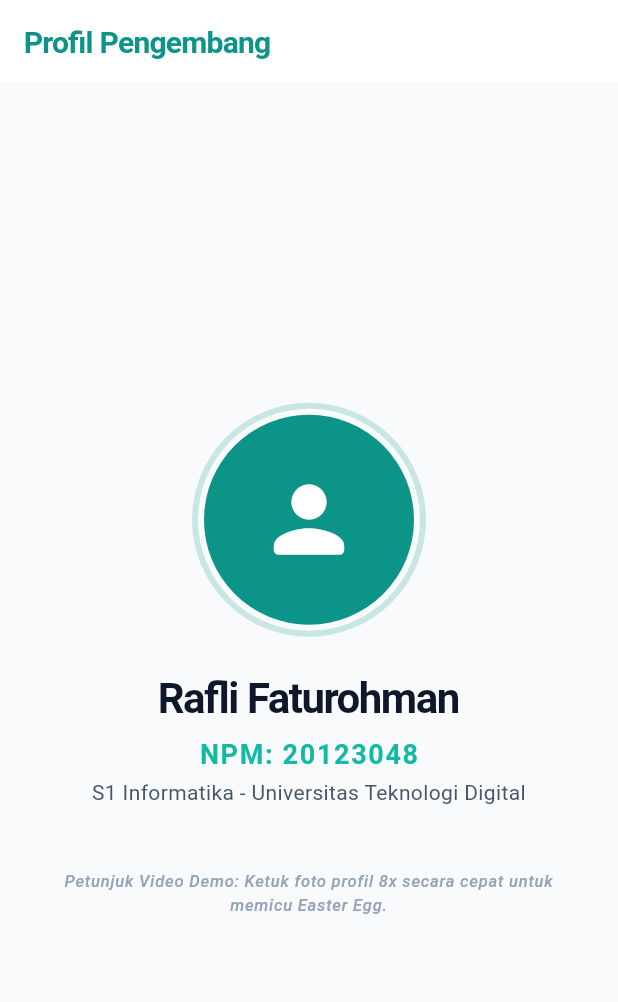
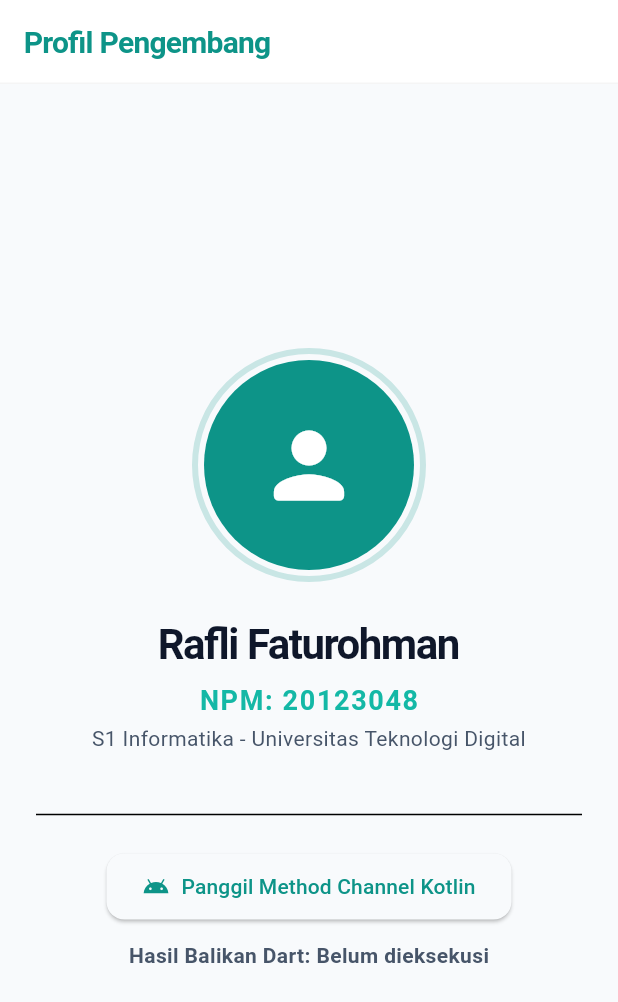
Before and after one commit to RafliFtrohman31/EAS-MPL, a Flutter app: the ProfilePage screen opened by its route, on a phone screen of 412 x 824 dp. Shown: the top 1002 px of the screen. Run offline on Flutter 3.47's test engine with Material 3 defaults, Android fonts, the phone set to English and light mode, and no system bars; our stand-ins replace dio, flutter_bloc, get_it, go_router, isar, lottie; accounts and stored records are empty; generated files the repository leaves out were written again; network calls fail.

```diff
--- a/analysis_options.yaml
+++ b/analysis_options.yaml
@@ -8,6 +8,11 @@
 # The following line activates a set of recommended lints for Flutter apps,
 # packages, and plugins designed to encourage good coding practices.
 include: package:flutter_lints/flutter.yaml
+
+# 🛠️ TAMBAHKAN BLOK INI UNTUK MENYEMBUNYIKAN WARNING FILE GENERATOR
+analyzer:
+  exclude:
+    - "**/*.g.dart"
 
 linter:
   # The lint rules applied to this project can be customized in the
--- a/lib/core/routing/app_router.dart
+++ b/lib/core/routing/app_router.dart
@@ -3,7 +3,7 @@ import 'package:go_router/go_router.dart';
 import 'package:uas_mobile_lanjut/core/di/injection.dart';
 import 'package:uas_mobile_lanjut/features/home/presentation/cubit/news_cubit.dart';
 import 'package:uas_mobile_lanjut/features/home/presentation/pages/home_page.dart';
-import 'package:uas_mobile_lanjut/features/settings/presentation/pages/profile_page.dart'; // Impor Halaman Profil
+import 'package:uas_mobile_lanjut/features/settings/presentation/pages/profile_page.dart';
 
 class AppRouter {
   AppRouter._();
@@ -14,11 +14,10 @@ class AppRouter {
       GoRoute(
         path: '/',
         builder: (context, state) => BlocProvider(
-          create: (context) => locator<NewsCubit>(),
+          create: (context) => locator<NewsCubit>()..loadNewsPortal(), // Menginisialisasi data berita secara otomatis
           child: const HomePage(),
         ),
       ),
-      // Tambahkan route khusus ke halaman profil untuk pemanggilan navigasi UI
       GoRoute(
         path: '/profile',
         builder: (context, state) => const ProfilePage(),
--- a/lib/features/settings/presentation/pages/profile_page.dart
+++ b/lib/features/settings/presentation/pages/profile_page.dart
@@ -1,5 +1,6 @@
 import 'dart:async';
 import 'package:flutter/material.dart';
+import 'package:flutter/services.dart'; // WAJIB IMPORT INI UNTUK METHOD CHANNEL
 import 'package:lottie/lottie.dart';
 
 class ProfilePage extends StatefulWidget {
@@ -10,55 +11,54 @@ class ProfilePage extends StatefulWidget {
 }
 
 class _ProfilePageState extends State<ProfilePage> {
-  // Variabel untuk melacak jumlah ketukan (Tantangan Anti-AI)
   int _clickCount = 0;
   bool _showEasterEgg = false;
   Timer? _debounceTimer;
-
-  // Target klik berdasarkan digit terakhir NPM Rafli (20123048 -> 8)
   static const int _targetClicks = 8;
 
+  // 🔌 Inisialisasi Method Channel dengan nama identifier yang sama dengan Kotlin
+  static const _platform = MethodChannel('uas.mobile.lanjut/npm_channel');
+  String _nativeResult = "Belum dieksekusi";
+
+  // Fungsi asynchronous untuk mengirim data ke Kotlin
+  Future<void> _invokeNativeReverseNPM() async {
+    try {
+      // Mengirim data String NPM ke Kotlin dan menunggu respon balikan
+      final String result = await _platform.invokeMethod('reverseNPM', {
+        'npm': '20123048',
+      });
+
+      setState(() {
+        _nativeResult = result;
+      });
+    } on PlatformException catch (e) {
+      setState(() {
+        _nativeResult = "Gagal memanggil native: '${e.message}'.";
+      });
+    }
+  }
+
   void _onProfileImageTapped() {
-    // Jika animasi sedang berjalan, abaikan klik baru
     if (_showEasterEgg) return;
+    setState(() { _clickCount++; });
 
-    setState(() {
-      _clickCount++;
-    });
-
-    // Reset hitungan jika user terlalu lama menjeda ketukan (lebih dari 1.5 detik)
     _debounceTimer?.cancel();
     _debounceTimer = Timer(const Duration(milliseconds: 1500), () {
       if (mounted && _clickCount < _targetClicks) {
-        setState(() {
-          _clickCount = 0;
-        });
+        setState(() { _clickCount = 0; });
       }
     });
 
-    // Jika ketukan tepat mencapai target 8 kali
     if (_clickCount == _targetClicks) {
       _debounceTimer?.cancel();
       setState(() {
         _showEasterEgg = true;
-        _clickCount = 0; // Reset hitungan
+        _clickCount = 0;
       });
-
-      // Sembunyikan kembali animasi Lottie setelah 3 detik sesuai regulasi EAS
       Timer(const Duration(seconds: 3), () {
-        if (mounted) {
-          setState(() {
-            _showEasterEgg = false;
-          });
-        }
+        if (mounted) { setState(() { _showEasterEgg = false; }); }
       });
     }
-  }
-
-  @override
-  void dispose() {
-    _debounceTimer?.cancel();
-    super.dispose();
   }
 
   @override
@@ -66,96 +66,78 @@ class _ProfilePageState extends State<ProfilePage> {
     final theme = Theme.of(context);
 
     return Scaffold(
-      appBar: AppBar(
-        title: const Text('Profil Pengembang'),
-      ),
+      appBar: AppBar(title: const Text('Profil Pengembang')),
       body: Stack(
         children: [
-          // 1. TAMPILAN UTAMA PROFIL (Style Elegan Modern)
           Center(
             child: Padding(
               padding: const EdgeInsets.all(24.0),
               child: Column(
                 mainAxisAlignment: MainAxisAlignment.center,
                 children: [
-                  // Deteksi Ketukan menggunakan GestureDetector / InkWell pada Foto Profil
                   GestureDetector(
                     onTap: _onProfileImageTapped,
                     child: Stack(
                       alignment: Alignment.center,
                       children: [
-                        // Ring Dekoratif Elegan
                         Container(
                           width: 156,
                           height: 156,
                           decoration: BoxDecoration(
                             shape: BoxShape.circle,
-                            border: Border.all(
-                              color: theme.colorScheme.primary.withValues(alpha: 0.2),
-                              width: 4,
-                            ),
+                            border: Border.all(color: theme.colorScheme.primary.withValues(alpha: 0.2), width: 4),
                           ),
                         ),
-                        // Foto Profil Utama
                         CircleAvatar(
                           radius: 70,
                           backgroundColor: theme.colorScheme.primary,
-                          child: const Icon(
-                            Icons.person_rounded,
-                            size: 70,
-                            color: Colors.white,
-                          ), // Silakan ganti dengan AssetImage/NetworkImage foto Anda
+                          child: const Icon(Icons.person_rounded, size: 70, color: Colors.white),
                         ),
                       ],
                     ),
                   ),
                   const SizedBox(height: 24),
+                  Text('Rafli Faturohman', style: theme.textTheme.headlineLarge),
+                  const SizedBox(height: 8),
+                  Text('NPM: 20123048', style: theme.textTheme.titleLarge?.copyWith(color: theme.colorScheme.secondary, letterSpacing: 1.1)),
+                  const SizedBox(height: 4),
+                  Text('S1 Informatika - Universitas Teknologi Digital', style: theme.textTheme.bodyMedium, textAlign: TextAlign.center),
 
-                  // Detail Informasi Mahasiswa Sesuai Berkas Berkas Kelulusan
-                  Text(
-                    'Rafli Faturohman',
-                    style: theme.textTheme.headlineLarge,
-                  ),
-                  const SizedBox(height: 8),
-                  Text(
-                    'NPM: 20123048',
-                    style: theme.textTheme.titleLarge?.copyWith(
-                      color: theme.colorScheme.secondary,
-                      letterSpacing: 1.1,
+                  const SizedBox(height: 32),
+                  const Divider(),
+                  const SizedBox(height: 16),
+
+                  // 🛠️ INTEGRASI UI UNTUK METHOD CHANNEL
+                  ElevatedButton.icon(
+                    onPressed: _invokeNativeReverseNPM,
+                    icon: const Icon(Icons.android_rounded),
+                    label: const Text('Panggil Method Channel Kotlin'),
+                    style: ElevatedButton.styleFrom(
+                      padding: const EdgeInsets.symmetric(horizontal: 24, vertical: 12),
+                      shape: RoundedRectangleBorder(borderRadius: BorderRadius.circular(12)),
                     ),
                   ),
-                  const SizedBox(height: 4),
+                  const SizedBox(height: 12),
                   Text(
-                    'S1 Informatika - Universitas Teknologi Digital',
-                    style: theme.textTheme.bodyMedium,
-                    textAlign: TextAlign.center,
-                  ),
-
-                  const SizedBox(height: 40),
-                  // Petunjuk interaktif halus untuk demo video Anda
-                  Text(
-                    'Petunjuk Video Demo: Ketuk foto profil 8x secara cepat untuk memicu Easter Egg.',
-                    style: theme.textTheme.labelSmall?.copyWith(fontStyle: FontStyle.italic),
-                    textAlign: TextAlign.center,
+                    'Hasil Balikan Dart: $_nativeResult',
+                    style: theme.textTheme.bodyMedium?.copyWith(fontWeight: FontWeight.w600),
                   ),
                 ],
               ),
             ),
           ),
-
-          // 2. LAYER EASTER EGG (Memenuhi Layar Selama 3 Detik)
           if (_showEasterEgg)
             Container(
-              color: Colors.black.withValues(alpha: 0.8), // Menggelapkan background utama
+              color: Colors.black.withValues(alpha: 0.8),
               width: double.infinity,
               height: double.infinity,
               child: Center(
                 child: Lottie.network(
-                  'https://assets2.lottiefiles.com/packages/lf20_u4yrau.json', // URL Animasi Perayaan/Sukses
+                  'https://assets2.lottiefiles.com/packages/lf20_u4yrau.json',
                   width: 350,
                   height: 350,
                   fit: BoxFit.contain,
-                  errorBuilder: (_, __, ___) => const Text(
+                  errorBuilder: (_, _, _) => const Text(
                     '🎉 EASTER EGG AKTIF (8 KLIKS) 🎉',
                     style: TextStyle(color: Colors.white, fontSize: 24, fontWeight: FontWeight.bold),
                   ),
```
Also changed, not shown: lib/core/di/injection.dart (+37 -12 lines), lib/features/home/data/repositories/news_repository_impl.dart (+8 -6 lines), lib/features/home/presentation/pages/home_page.dart (+155 -15 lines), lib/main.dart (+7 -9 lines), 3 other files.
